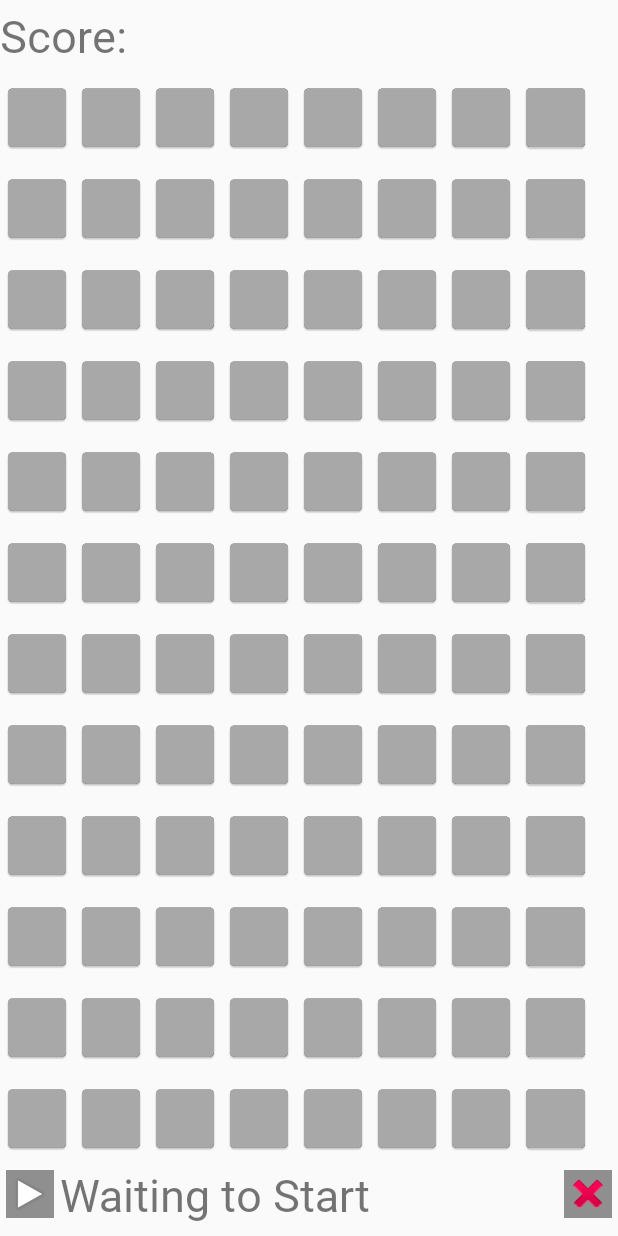
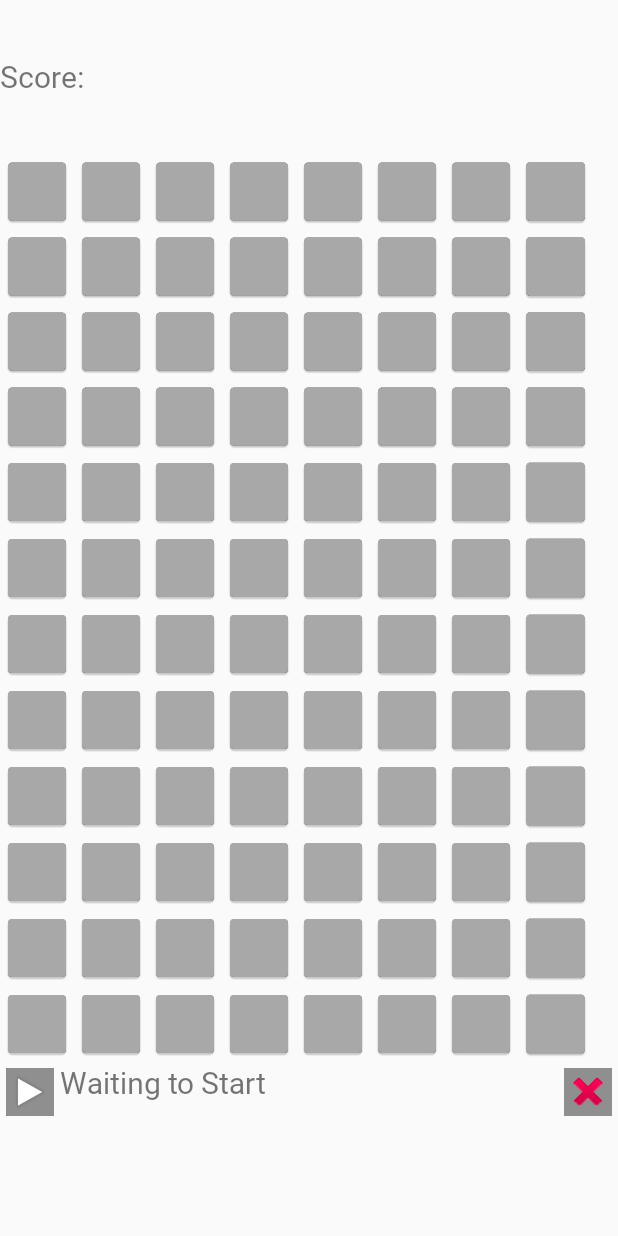
Before and after one commit to jonknight73/BabbleSweeper, an Android app: the GameActivity screen opened directly, with no data from a screen before it, on a phone screen of 412 x 824 dp. Run offline under Robolectric (Android 15) with nearby library versions, the phone set to English and light mode, and no system bars; libraries missing offline, so code that uses them is left out: io.mosaicnetworks.babble; 3 statements that could not run were skipped.

Commit message:
Minor layout fix

```diff
--- a/app/src/main/res/layout/activity_game.xml
+++ b/app/src/main/res/layout/activity_game.xml
@@ -11,9 +11,10 @@
 
 
     <LinearLayout
+        android:id="@+id/topLayout"
         android:layout_width="match_parent"
         android:layout_height="wrap_content"
-        android:layout_weight="15"
+        android:layout_weight="10"
         android:forceDarkAllowed="false"
         android:gravity="center_vertical|center_horizontal"
         android:orientation="horizontal"
@@ -33,7 +34,7 @@
             android:inputType="none"
             android:text="Score:"
             android:textIsSelectable="false"
-            android:textSize="30dp" />
+            android:textSize="20dp" />
 
         <TextView
             android:id="@+id/scoreText"
@@ -46,7 +47,7 @@
             android:inputType="none"
             android:text=""
             android:textIsSelectable="false"
-            android:textSize="30dp" />
+            android:textSize="20dp" />
 
 
     </LinearLayout>
@@ -55,19 +56,24 @@
     <TableLayout
         android:id="@+id/tableLayout"
         android:layout_width="match_parent"
-        android:layout_height="693dp"
+        android:layout_height="0dp"
 
+        app:layout_constraintEnd_toStartOf="@+id/bottomLayout"
+        app:layout_constraintStart_toEndOf="@+id/topLayout"
+        app:layout_constraintTop_toBottomOf="@+id/topLayout"
+        app:layout_constraintBottom_toTopOf="@+id/bottomLayout"
         android:layout_gravity="center|center_horizontal|fill_horizontal|fill_vertical"
-        android:layout_weight="70">
+        android:layout_weight="80">
 
 
     </TableLayout>
 
 
     <LinearLayout
+        android:id="@+id/bottomLayout"
         android:layout_width="match_parent"
         android:layout_height="wrap_content"
-        android:layout_weight="15"
+        android:layout_weight="10"
         android:orientation="horizontal"
         app:layout_constraintBottom_toBottomOf="parent"
         app:layout_constraintEnd_toEndOf="parent"
@@ -98,7 +104,7 @@
             android:inputType="none"
             android:text=""
             android:textIsSelectable="false"
-            android:textSize="30dp" />
+            android:textSize="20dp" />
 
 
         <ImageButton
```
